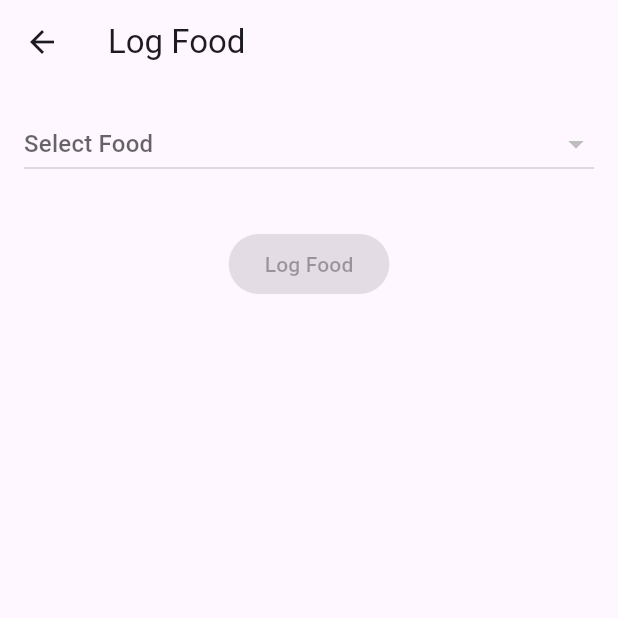
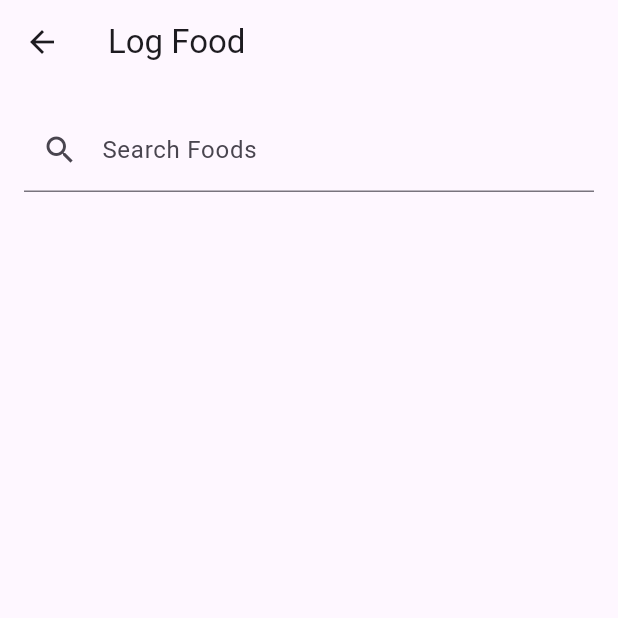
Before and after one commit to ChristianWSmith/vdmc, a Flutter app: the screen it shows after launch, after a tap on the "add" icon, on a phone screen of 412 x 824 dp, the top half of it. Run offline on Flutter 3.47's test engine with Material 3 defaults, Android fonts, the phone set to English and light mode, and no system bars; our stand-ins replace shared_preferences, sqflite, sqflite_common_ffi; accounts and stored records are empty.

Commit message:
food search

```diff
--- a/lib/main.dart
+++ b/lib/main.dart
@@ -63,10 +63,10 @@ class _HomeScreenState extends State<HomeScreen> {
     for (var log in logs) {
       final food = foodMap[log.foodId];
       if (food != null) {
-        protein += food.protein * log.servings;
-        carbs += food.carbs * log.servings;
-        fat += food.fat * log.servings;
-        calories += food.calories * log.servings;
+        protein += food.protein * log.servings / food.servingSize;
+        carbs += food.carbs * log.servings / food.servingSize;
+        fat += food.fat * log.servings / food.servingSize;
+        calories += food.calories * log.servings / food.servingSize;
       }
     }
 
@@ -227,7 +227,7 @@ class _HomeScreenState extends State<HomeScreen> {
             onPressed: _openSetGoals,
           ),
           IconButton(
-            icon: Icon(Icons.fastfood),
+            icon: Icon(Icons.post_add),
             tooltip: "Add Food",
             onPressed: _openAddFood,
           ),
@@ -292,10 +292,13 @@ class _HomeScreenState extends State<HomeScreen> {
                       child: SingleChildScrollView(
                         child: Column(
                           children: _todayLogs.map((log) {
-                            final food = _foodsById[log.foodId];
+                            final food = _foodsById[log.foodId]!;
                             return ListTile(
                               title: Text(
-                                "${food?.name ?? 'Unknown Food'}: ${log.servings}${food?.servingUnits ?? 'units'}",
+                                "${food.name}: ${log.servings} ${food.servingUnits}",
+                              ),
+                              subtitle: Text(
+                                "Brand: ${food.brand}\nProtein: ${food.protein * log.servings / food.servingSize}g, Carbs: ${food.carbs * log.servings / food.servingSize}g, Fat: ${food.fat * log.servings / food.servingSize}g, Calories: ${food.calories * log.servings / food.servingSize} kcal",
                               ),
                               leading: IconButton(
                                 icon: Icon(Icons.delete, color: Colors.red),
--- a/lib/screens/log_food_screen.dart
+++ b/lib/screens/log_food_screen.dart
@@ -10,79 +10,57 @@ class LogFoodScreen extends StatefulWidget {
 
 class _LogFoodScreenState extends State<LogFoodScreen> {
   final _db = DatabaseService();
+  List<Food> _allFoods = [];
+  Map<int, Food> _foodsById = {};
   int? _selectedFoodId;
-  Food? get _selectedFood =>
-      _foodsById[_selectedFoodId]; // optional convenience getter
-  Map<int, Food> _foodsById = {};
+  Food? get _selectedFood => _foodsById[_selectedFoodId];
 
   final _amountController = TextEditingController();
+  double _currentProtein = 0;
+  double _currentCarbs = 0;
+  double _currentFat = 0;
+  double _currentCalories = 0;
+  String _searchQuery = "";
 
   @override
-  Widget build(BuildContext context) {
-    return Scaffold(
-      appBar: AppBar(title: Text("Log Food")),
-      body: Padding(
-        padding: const EdgeInsets.all(16.0),
-        child: Column(
-          children: [
-            FutureBuilder<List<Food>>(
-              future: _db.getAllFoods(),
-              builder: (context, snapshot) {
-                if (!snapshot.hasData) return CircularProgressIndicator();
-                final foods = snapshot.data!;
-                for (var f in foods) {
-                  _foodsById[f.id] = f;
-                }
+  void initState() {
+    super.initState();
+    _loadFoods();
+    _amountController.addListener(_updateMacros);
+  }
 
-                return DropdownButton<int>(
-                  hint: Text("Select Food"),
-                  value: _selectedFoodId,
-                  isExpanded: true,
-                  items: foods
-                      .map(
-                        (f) => DropdownMenuItem(
-                          value: f.id, // use ID here
-                          child: Text(
-                            "${f.name} (${f.servingSize}${f.servingUnits})",
-                          ),
-                        ),
-                      )
-                      .toList(),
-                  onChanged: (id) {
-                    setState(() {
-                      _selectedFoodId = id;
-                      _amountController.text = _selectedFood != null
-                          ? _selectedFood!.servingSize.toString()
-                          : '';
-                    });
-                  },
-                );
-              },
-            ),
-            SizedBox(height: 12),
-            if (_selectedFood != null)
-              TextField(
-                controller: _amountController,
-                keyboardType: TextInputType.number,
-                decoration: InputDecoration(
-                  labelText: "Amount in ${_selectedFood!.servingUnits}",
-                ),
-              ),
-            SizedBox(height: 20),
-            ElevatedButton(
-              onPressed: _selectedFood == null ? null : _saveLog,
-              child: Text("Log Food"),
-            ),
-          ],
-        ),
-      ),
-    );
+  @override
+  void dispose() {
+    _amountController.dispose();
+    super.dispose();
+  }
+
+  void _loadFoods() async {
+    final foods = await _db.getAllFoods();
+    setState(() {
+      _allFoods = foods;
+      _foodsById = {for (var f in foods) f.id: f};
+    });
+  }
+
+  void _updateMacros() {
+    if (_selectedFood == null) return;
+
+    final amount = double.tryParse(_amountController.text) ?? 0;
+    final servings = amount / (_selectedFood?.servingSize ?? 1);
+
+    setState(() {
+      _currentProtein = (_selectedFood?.protein ?? 0) * servings;
+      _currentCarbs = (_selectedFood?.carbs ?? 0) * servings;
+      _currentFat = (_selectedFood?.fat ?? 0) * servings;
+      _currentCalories = (_selectedFood?.calories ?? 0) * servings;
+    });
   }
 
   void _saveLog() async {
+    if (_selectedFood == null) return;
+
     final amount = double.tryParse(_amountController.text) ?? 0;
-
-    // Convert to "servings" based on food's serving size
     final servings = amount / (_selectedFood?.servingSize ?? 1);
 
     final log = LoggedFood(
@@ -99,4 +77,90 @@ class _LogFoodScreenState extends State<LogFoodScreen> {
     ).showSnackBar(SnackBar(content: Text("Logged ${_selectedFood!.name}")));
     Navigator.pop(context);
   }
+
+  @override
+  Widget build(BuildContext context) {
+    final filteredFoods = _allFoods
+        .where(
+          (f) =>
+              f.name.toLowerCase().contains(_searchQuery.toLowerCase()) ||
+              f.brand.toLowerCase().contains(_searchQuery.toLowerCase()),
+        )
+        .toList();
+
+    return Scaffold(
+      appBar: AppBar(title: Text("Log Food")),
+      body: Padding(
+        padding: const EdgeInsets.all(16.0),
+        child: Column(
+          children: [
+            // Search bar
+            TextField(
+              decoration: InputDecoration(
+                labelText: "Search Foods",
+                prefixIcon: Icon(Icons.search),
+              ),
+              onChanged: (value) => setState(() => _searchQuery = value),
+            ),
+            SizedBox(height: 12),
+
+            // Scrollable list of foods
+            Expanded(
+              child: ListView.builder(
+                itemCount: filteredFoods.length,
+                itemBuilder: (context, index) {
+                  final food = filteredFoods[index];
+                  final isSelected = food.id == _selectedFoodId;
+                  return Card(
+                    color: isSelected ? Colors.blue.shade50 : null,
+                    child: ListTile(
+                      title: Text(
+                        food.name,
+                        style: TextStyle(fontWeight: FontWeight.bold),
+                      ),
+                      subtitle: Text(
+                        "Brand: ${food.brand}\nServing: ${food.servingSize}${food.servingUnits}\nProtein: ${food.protein}g, Carbs: ${food.carbs}g, Fat: ${food.fat}g, Calories: ${food.calories} kcal",
+                      ),
+                      onTap: () {
+                        setState(() {
+                          _selectedFoodId = food.id;
+                          _amountController.text = food.servingSize.toString();
+                          _updateMacros();
+                        });
+                      },
+                    ),
+                  );
+                },
+              ),
+            ),
+
+            // Amount entry
+            if (_selectedFood != null) ...[
+              SizedBox(height: 12),
+              TextField(
+                controller: _amountController,
+                keyboardType: TextInputType.number,
+                decoration: InputDecoration(
+                  labelText: "Amount (${_selectedFood!.servingUnits})",
+                  border: OutlineInputBorder(),
+                ),
+              ),
+              SizedBox(height: 12),
+              // Macro display for current amount
+              Column(
+                crossAxisAlignment: CrossAxisAlignment.start,
+                children: [
+                  Text(
+                    "Protein: ${_currentProtein.toStringAsFixed(1)} g, Carbs: ${_currentCarbs.toStringAsFixed(1)} g, Fat: ${_currentFat.toStringAsFixed(1)} g, Calories: ${_currentCalories.toStringAsFixed(0)} kcal",
+                  ),
+                ],
+              ),
+              SizedBox(height: 20),
+              ElevatedButton(onPressed: _saveLog, child: Text("Log Food")),
+            ],
+          ],
+        ),
+      ),
+    );
+  }
 }
```
